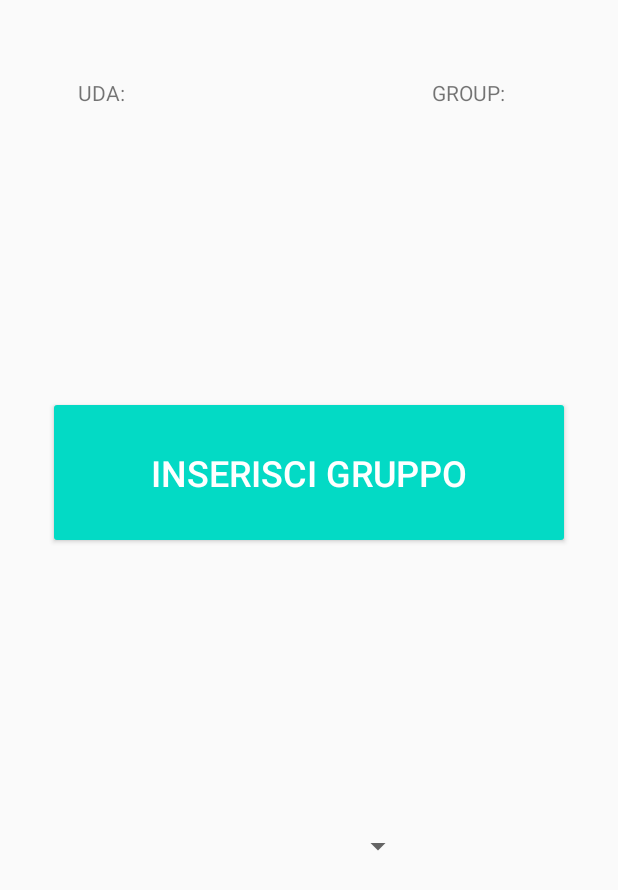
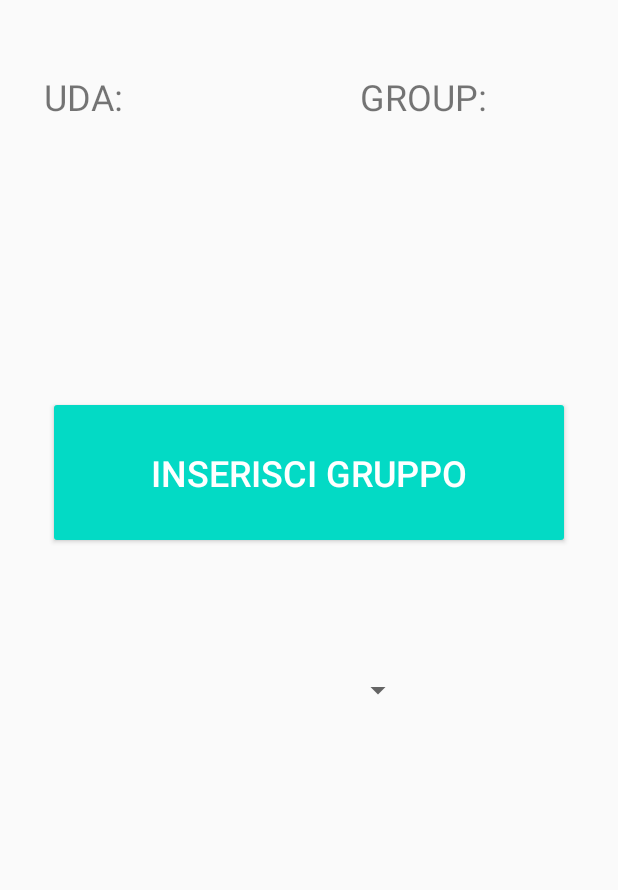
Before and after one commit to l-uda/app, an Android app: the layout fragment_main.xml on its own in the app's theme, with its tools: preview values and no code run, on a phone screen of 412 x 824 dp. Shown: the top 890 px of the screen. Run offline under Robolectric (Android 15) with nearby library versions, the phone set to English and light mode, and no system bars.

Commit message:
version 0.1.2.4. when reconnecting it receives also the uda_id (status RECEIVED_UDA_ID=103). fixed bug in UdaService.putStatus data field answer callback refactored. now uses  requireActivity().supportFragmentManager.setFragmentResult and requireActivity().supportFragmentManager.setFragmentResultListener added FLAVORS stage and production with different server_url

```diff
--- a/app/src/main/AndroidManifest.xml
+++ b/app/src/main/AndroidManifest.xml
@@ -22,11 +22,6 @@
         </activity>
 
         <activity android:name=".MainActivity">
-            <intent-filter>
-                <action android:name="android.intent.action.MAIN" />
-
-                <category android:name="android.intent.category.LAUNCHER" />
-            </intent-filter>
         </activity>
     </application>
 
--- a/app/src/main/java/iit/uvip/ludaApp/model/UdaService.kt
+++ b/app/src/main/java/iit/uvip/ludaApp/model/UdaService.kt
@@ -17,7 +17,7 @@ interface UdaService {
     fun getStatus(@Query("i") i: Int): Observable<StatusResult>
 
     @PUT("put/?")
-    fun putStatus(@Query("i") i: Int, @Query("k") k: Int, @Query("d") d: String = ""): Observable<StatusResult>
+    fun putStatus(@Query("i") i: Int, @Query("k") k: Int, @Query("data") data: String = ""): Observable<StatusResult>
 
     companion object {
 
--- a/app/src/main/java/iit/uvip/ludaApp/viewmodel/StatusVM.kt
+++ b/app/src/main/java/iit/uvip/ludaApp/viewmodel/StatusVM.kt
@@ -46,12 +46,15 @@ class StatusVM( private val savedStateHandle: SavedStateHandle,
 
     val status = MutableLiveData<Status>()
 
+    // quando l'app non è collegata a nessun gruppo (groupId = -1) . il get=-1 ritorna lo status del server
+    // una volta collegata (groupId > 0), il get ritorna lo status della uda collegata in quel turno all'app.
+    // quando faccio INIT/REBOOT sul server lo status del server= 0, mentre ciascuna uda= -1
     init {
         remoteConnector.newServerEvent
         .observeOn(AndroidSchedulers.mainThread())
         .subscribe {
             if(it.result == STATUS_SUCCESS) {
-                if (it.status != statusId) {            // NEW STATUS RECEIVED
+                if (it.status != statusId) {                // I change status.value only when a NEW STATUS is RECEIVED
 
                     if(it.status > IDLE && groupId == -1)   // c'è una sessione in corso, ma l'app non è collegata a nessun gruppo => chiedi associazione
                         it.status = WAIT_APP
--- a/app/src/main/res/layout/fragment_button_answers.xml
+++ b/app/src/main/res/layout/fragment_button_answers.xml
@@ -12,7 +12,7 @@
         android:layout_marginTop="36dp"
         android:text="TextView"
         android:textAlignment="center"
-        android:textSize="48sp"
+        android:textSize="26sp"
         app:layout_constraintEnd_toEndOf="parent"
         app:layout_constraintHorizontal_bias="0.512"
         app:layout_constraintStart_toStartOf="parent"
--- a/app/src/main/res/layout/fragment_main.xml
+++ b/app/src/main/res/layout/fragment_main.xml
@@ -9,12 +9,13 @@
 
     <TextView
         android:id="@+id/textView2"
-        android:layout_width="62dp"
-        android:layout_height="26dp"
-        android:layout_marginTop="52dp"
-        android:layout_marginEnd="8dp"
+        android:layout_width="102dp"
+        android:layout_height="40dp"
+        android:layout_marginTop="48dp"
+        android:layout_marginEnd="16dp"
         android:text="GROUP: "
         android:textAlignment="textEnd"
+        android:textSize="24sp"
         app:layout_constraintEnd_toStartOf="@+id/txtGroup"
         app:layout_constraintTop_toTopOf="parent" />
 
@@ -46,8 +47,8 @@
 
     <TextView
         android:id="@+id/txtGroup"
-        android:layout_width="48dp"
-        android:layout_height="25dp"
+        android:layout_width="49dp"
+        android:layout_height="40dp"
         android:layout_marginTop="48dp"
         android:layout_marginEnd="16dp"
         android:text=""
@@ -59,8 +60,8 @@
     <TextView
         android:id="@+id/txtUDA"
         android:layout_width="52dp"
-        android:layout_height="26dp"
-        android:layout_marginStart="4dp"
+        android:layout_height="40dp"
+        android:layout_marginStart="20dp"
         android:layout_marginTop="48dp"
         android:textAlignment="center"
         android:textSize="24sp"
@@ -71,7 +72,7 @@
         android:id="@+id/spGroup"
         android:layout_width="140dp"
         android:layout_height="48dp"
-        android:layout_marginTop="540dp"
+        android:layout_marginTop="436dp"
         android:textAlignment="viewEnd"
         app:layout_constraintEnd_toEndOf="parent"
         app:layout_constraintStart_toStartOf="parent"
@@ -79,14 +80,27 @@
 
     <TextView
         android:id="@+id/textView"
-        android:layout_width="62dp"
-        android:layout_height="26dp"
-        android:layout_marginStart="24dp"
-        android:layout_marginTop="52dp"
+        android:layout_width="71dp"
+        android:layout_height="40dp"
+        android:layout_marginStart="16dp"
+        android:layout_marginTop="48dp"
         android:text="UDA: "
         android:textAlignment="textEnd"
+        android:textSize="24sp"
         app:layout_constraintStart_toStartOf="parent"
         app:layout_constraintTop_toTopOf="parent" />
 
+    <EditText
+        android:id="@+id/txtUrl"
+        android:layout_width="690dp"
+        android:layout_height="48dp"
+        android:layout_marginEnd="28dp"
+        android:layout_marginBottom="16dp"
+        android:ems="10"
+        android:inputType="textPersonName"
+        android:visibility="invisible"
+        app:layout_constraintBottom_toBottomOf="parent"
+        app:layout_constraintEnd_toEndOf="parent" />
+
 
 </androidx.constraintlayout.widget.ConstraintLayout>
--- a/app/src/main/res/layout/fragment_text_answers.xml
+++ b/app/src/main/res/layout/fragment_text_answers.xml
@@ -11,7 +11,7 @@
         android:layout_height="65dp"
         android:layout_marginTop="72dp"
         android:text=""
-        android:textSize="34sp"
+        android:textSize="26sp"
         android:background="@drawable/edit_text_border"
         app:layout_constraintEnd_toEndOf="parent"
         app:layout_constraintHorizontal_bias="0.496"
@@ -23,7 +23,7 @@
         android:layout_width="284dp"
         android:layout_height="66dp"
         android:layout_marginTop="68dp"
-        android:textSize="34sp"
+        android:textSize="26sp"
         android:background="@drawable/edit_text_border"
         app:layout_constraintEnd_toEndOf="parent"
         app:layout_constraintStart_toStartOf="parent"
--- a/app/src/main/res/values/strings.xml
+++ b/app/src/main/res/values/strings.xml
@@ -40,7 +40,7 @@
     <string name="status_group_sent">codice inviato…aspetta</string>
     <string name="action_group_sent" />
 
-    <string name="status_reach_uda">Raggiungi la UDA numero %1$s</string>
+    <string name="status_reach_uda">Raggiungi la UDA numero: </string>
     <string name="action_reach_uda">conferma</string>
 
     <string name="status_reaching_uda">stai raggiungendo la tua UDA</string>
@@ -71,7 +71,7 @@
     <string name="action_data_sent"/>
 
     <string name="status_abort">sto forzando la chiusura della UDA</string>
-    <string name="action_abort"></string>
+    <string name="action_abort"/>
 
     <string name="status_aborted">UDA interrotta</string>
     <string name="action_aborted"/>
@@ -97,6 +97,8 @@
     <string name="status_error_srv">errore nel server, attendi istruzioni</string>
     <string name="action_error_srv"/>
 
+    <string name="status_reconnected">Riconnesso, attendi nuovo status</string>
+    <string name="action_reconnected"/>
 
 
 
--- a/buildSrc/src/main/java/dependencies.kt
+++ b/buildSrc/src/main/java/dependencies.kt
@@ -4,8 +4,8 @@ object Configs {
     const val compileSdkVersion = 29
     const val minSdkVersion     = 23
     const val targetSdkVersion  = 26
-    const val versionCode       = 1
-    const val versionName       = "0.1.1"
+    const val versionCode       = 4
+    const val versionName       = "0.1.2.4"
 }
 
 object Versions {
@@ -20,7 +20,7 @@ object Versions {
     const val retrofit = "2.6.3"
 
     const val lifecycle = "2.2.0"
-    const val fragment = "1.2.5"
+    const val fragment = "1.3.0"
 }
 
 object Dependencies {
```
Also changed, not shown: app/build.gradle.kts (+27 -1 lines), app/src/main/java/iit/uvip/ludaApp/model/RemoteConnector.kt (+6 -6 lines), app/src/main/java/iit/uvip/ludaApp/model/iState.kt (+22 -5 lines), app/src/main/java/iit/uvip/ludaApp/view/AnswerButtonsDF.kt (+3 -11 lines), app/src/main/java/iit/uvip/ludaApp/view/AnswerTextDF.kt (+3 -14 lines), app/src/main/java/iit/uvip/ludaApp/view/MainFragment.kt (+37 -21 lines), 1 other file.
